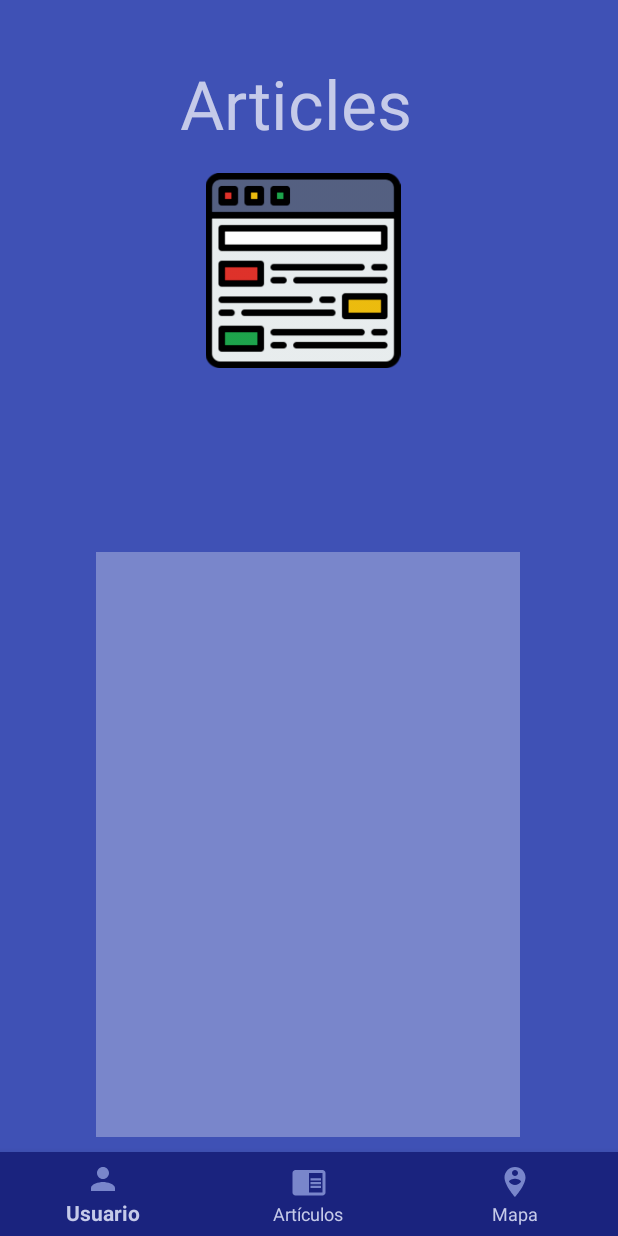
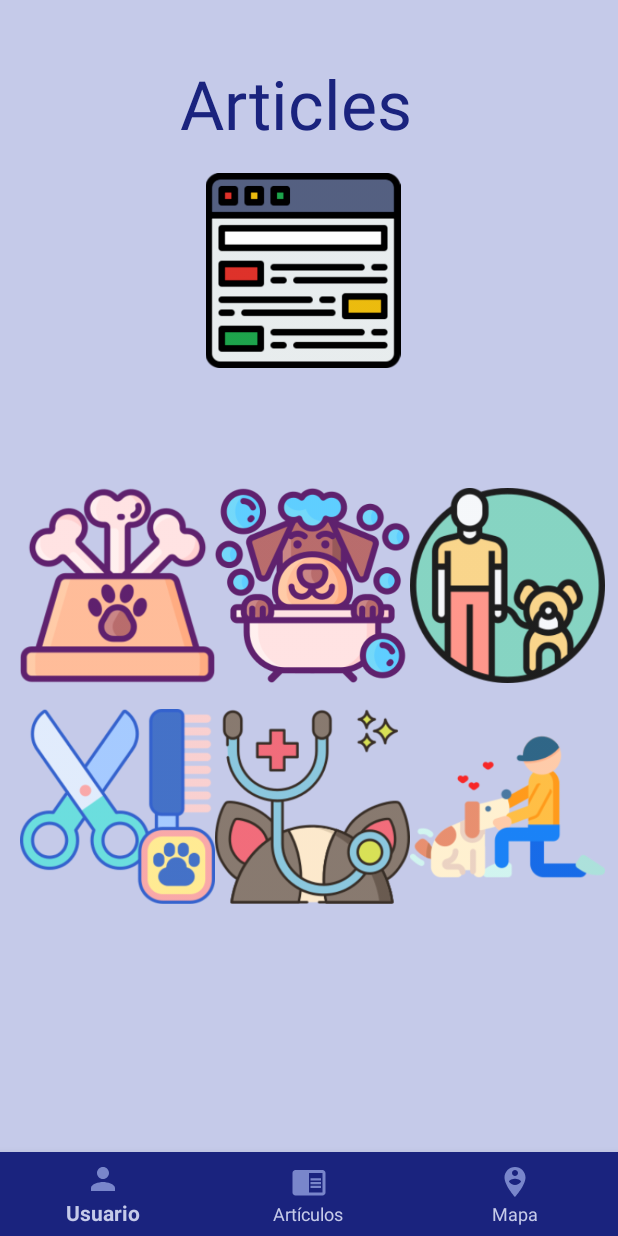
Before and after one commit to karichalobato/PetCare, an Android app: the ArticlesFragment screen opened through its navigation route, on a phone screen of 412 x 824 dp. Run offline under Robolectric (Android 15) with nearby library versions, the phone set to English and light mode, and no system bars; our stand-ins replace Firebase (no records; nobody signed in at launch, a user with empty details on screens opened directly), Room's generated code, navigation-ui, sdp/ssp sizes; 2 statements that could not run were skipped.

Commit message:
Articles identificables con iconos

```diff
--- a/app/build.gradle
+++ b/app/build.gradle
@@ -116,4 +116,7 @@ dependencies {
     implementation 'com.google.android.gms:play-services-places:17.0.0'
     /*implementation 'com.google.android.libraries.places:places:1.1.0'*/
 
+    /*Picasso*/
+    implementation 'com.squareup.picasso:picasso:2.71828'
+
 }
--- a/app/src/main/AndroidManifest.xml
+++ b/app/src/main/AndroidManifest.xml
@@ -17,6 +17,8 @@
             android:roundIcon="@mipmap/ic_launcher"
             android:supportsRtl="true"
             android:theme="@style/AppTheme">
+        <activity android:name=".gui.activities.ArticlesActivity">
+        </activity>
         <activity android:name=".gui.activities.AuthenticationActivity">
             <intent-filter>
                 <action android:name="android.intent.action.MAIN"/>
@@ -55,11 +57,14 @@
             -->
         </activity>
         <activity android:name=".gui.activities.MainActivity">
-            <!--<intent-filter>
+
+            <!--
+            <intent-filter>
                 <action android:name="android.intent.action.MAIN"/>
 
                 <category android:name="android.intent.category.LAUNCHER"/>
-            </intent-filter>-->
+            </intent-filter>
+            -->
         </activity>
     </application>
 
--- a/app/src/main/java/com/cuidadoanimal/petcare/gui/fragments/ArticlesFragment.kt
+++ b/app/src/main/java/com/cuidadoanimal/petcare/gui/fragments/ArticlesFragment.kt
@@ -7,8 +7,13 @@ import androidx.fragment.app.Fragment
 import android.view.LayoutInflater
 import android.view.View
 import android.view.ViewGroup
+import android.content.Intent
+import kotlinx.android.synthetic.main.fragment_articles.*
+import android.widget.ImageView
+import android.R
+import android.widget.Button
+import android.widget.GridLayout
 
-import com.cuidadoanimal.petcare.R
 
 // TODO: Rename parameter arguments, choose names that match
 // the fragment initialization parameters, e.g. ARG_ITEM_NUMBER
@@ -36,14 +41,19 @@ class ArticlesFragment : Fragment() {
             param1 = it.getString(ARG_PARAM1)
             param2 = it.getString(ARG_PARAM2)
         }
+
+
+
     }
+
+
 
     override fun onCreateView(
         inflater: LayoutInflater, container: ViewGroup?,
         savedInstanceState: Bundle?
     ): View? {
         // Inflate the layout for this fragment
-        return inflater.inflate(R.layout.fragment_articles, container, false)
+        return inflater.inflate(com.cuidadoanimal.petcare.R.layout.fragment_articles, container, false)
     }
 
     // TODO: Rename method, update argument and hook method into UI event
--- a/app/src/main/res/layout/fragment_articles.xml
+++ b/app/src/main/res/layout/fragment_articles.xml
@@ -3,35 +3,97 @@
                 xmlns:app="http://schemas.android.com/apk/res-auto" xmlns:tools="http://schemas.android.com/tools"
                 android:orientation="vertical"
                 android:layout_width="match_parent"
-                android:background="@color/colorPrimary"
+                android:background="@color/colorAccent"
                 android:layout_height="match_parent"
                 tools:context="com.cuidadoanimal.petcare.gui.activities.WebViewActivity">
 
-    <ScrollView
+
+    <GridLayout
+            android:id="@+id/grid"
             android:layout_width="match_parent"
-            android:layout_height="wrap_content"
+            android:layout_height="304dp"
             android:layout_alignParentStart="true"
-            android:layout_alignParentBottom="true"
-            android:layout_marginStart="-1dp"
-            android:layout_marginBottom="-55dp">
+            android:layout_alignParentTop="true"
+            android:layout_alignParentRight="true"
+            android:layout_alignParentLeft="true"
+            android:columnCount="3"
+            android:layout_marginLeft="0dp"
+            android:layout_marginTop="315dp"
+            android:layout_marginStart="0dp"
+            android:layout_marginRight="0dp">
 
-        <LinearLayout
-                android:layout_width="match_parent"
-                android:layout_height="wrap_content"
-                android:orientation="vertical"
-                android:layout_marginStart="@dimen/_50sdp"
-                android:layout_marginEnd="@dimen/_50sdp">
+        <Button
 
-            <androidx.recyclerview.widget.RecyclerView
-                    android:id="@+id/rv_pets"
-                    android:layout_width="match_parent"
-                    android:layout_height="@dimen/_300sdp"
-                    android:layout_marginTop="@dimen/_100sdp"
-                    android:layout_marginBottom="@dimen/_50sdp"
-                    android:background="@color/color5"/>
-        </LinearLayout>
+                android:layout_marginTop="10dp"
+                android:layout_marginBottom="7dp"
+                android:layout_marginStart="@dimen/_10sdp"
+                android:id="@+id/pic1"
+                android:background="@drawable/bones"
+                android:layout_row="0"
+                android:layout_column="0"
+                android:padding="@dimen/_2sdp"
+                android:layout_height="@dimen/_100sdp"
+                android:layout_width="@dimen/_100sdp"/>
 
-    </ScrollView>
+        <Button
+                android:id="@+id/pic2"
+                android:layout_marginTop="10dp"
+                android:layout_marginBottom="7dp"
+                android:background="@drawable/bath"
+                android:padding="@dimen/_2sdp"
+                android:layout_row="0"
+                android:layout_column="1"
+                android:layout_height="@dimen/_100sdp"
+                android:layout_width="@dimen/_100sdp"/>
+
+        <Button
+                android:id="@+id/pic3"
+                android:layout_marginTop="10dp"
+                android:layout_marginBottom="7dp"
+                android:layout_marginEnd="@dimen/_10sdp"
+                android:background="@drawable/walking"
+                android:layout_row="0"
+                android:layout_column="2"
+                android:padding="@dimen/_2sdp"
+                android:layout_height="@dimen/_100sdp"
+                android:layout_width="@dimen/_100sdp"/>
+
+        <Button
+                android:id="@+id/pic4"
+                android:layout_marginTop="10dp"
+                android:layout_marginBottom="7dp"
+                android:layout_marginStart="@dimen/_10sdp"
+                android:background="@drawable/grooming"
+                android:layout_row="1"
+                android:layout_column="0"
+                android:padding="@dimen/_2sdp"
+                android:layout_height="@dimen/_100sdp"
+                android:layout_width="@dimen/_100sdp"/>
+
+        <Button
+                android:id="@+id/pic5"
+                android:layout_marginTop="10dp"
+                android:layout_marginBottom="7dp"
+                android:background="@drawable/checkup"
+                android:padding="@dimen/_2sdp"
+                android:layout_row="1"
+                android:layout_column="1"
+                android:layout_height="@dimen/_100sdp"
+                android:layout_width="@dimen/_100sdp"/>
+
+        <Button
+                android:id="@+id/pic6"
+                android:layout_marginTop="10dp"
+                android:layout_marginBottom="7dp"
+                android:layout_marginEnd="@dimen/_10sdp"
+                android:background="@drawable/dog"
+                android:layout_row="1"
+                android:layout_column="2"
+                android:padding="@dimen/_2sdp"
+                android:layout_height="@dimen/_100sdp"
+                android:layout_width="@dimen/_100sdp"/>
+    </GridLayout>
+
 
     <ImageView
             android:src="@drawable/article"
@@ -54,7 +116,7 @@
             android:id="@+id/textView"
             android:layout_marginTop="23dp"
             android:gravity="center"
-            android:textColor="@color/colorAccent"
+            android:textColor="@color/color11"
             android:autoText="false"
             app:autoSizeTextType="uniform" android:layout_marginRight="137dp"/>
 
--- a/app/src/main/res/values/strings.xml
+++ b/app/src/main/res/values/strings.xml
@@ -22,4 +22,6 @@
     <string name="female">Female</string>
     <string name="vacine">New Vaccine</string>
 
+    <string name="pet_food">https://www.youtube.com/watch?v=vuej1XI2lWQ</string>
+
 </resources>
```
Also changed, not shown: app/src/main/res/drawable/bath.png (added), app/src/main/res/drawable/bones.png (added), app/src/main/res/drawable/checkup.png (added), app/src/main/res/drawable/dog.png (added), app/src/main/res/drawable/grooming.png (added), app/src/main/res/drawable/walking.png (added).
